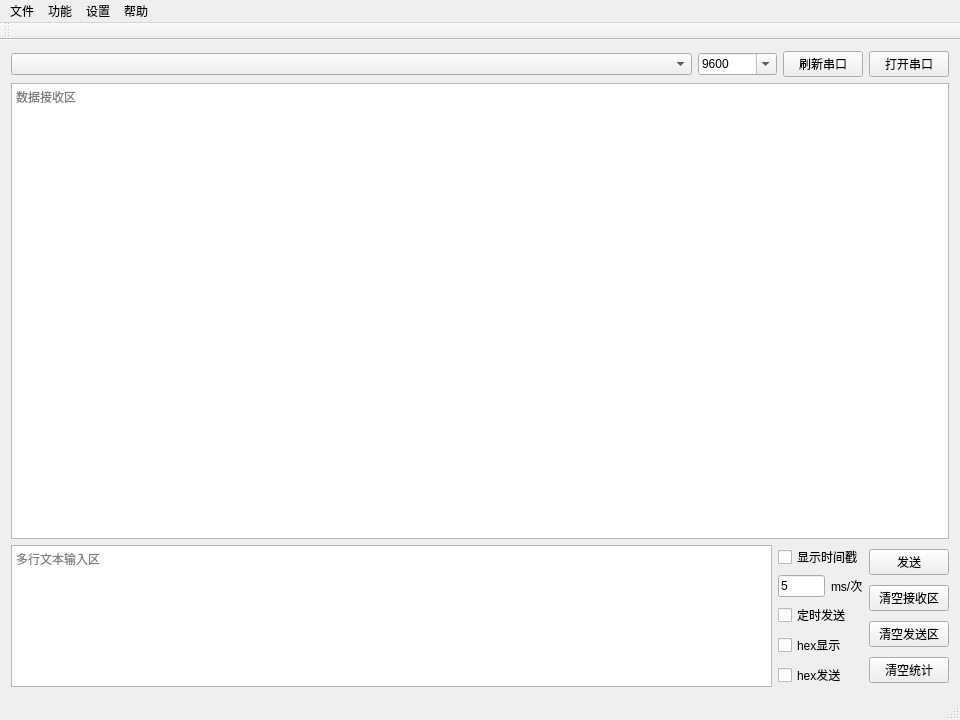
First picture: the form in ComAssistant/mainwindow.ui, repository petertheprocess/ComAssistant, before the edit.
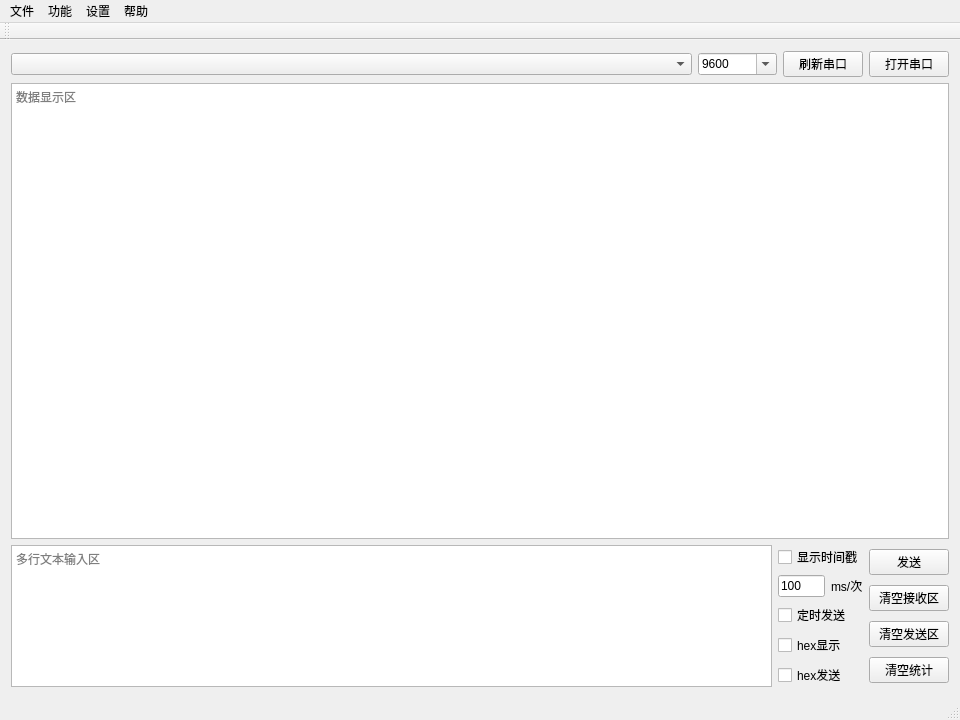
Second picture: the form after the edit.

Patch:
```diff
--- a/ComAssistant/mainwindow.ui
+++ b/ComAssistant/mainwindow.ui
@@ -112,7 +112,7 @@
 &lt;p style=&quot;-qt-paragraph-type:empty; margin-top:0px; margin-bottom:0px; margin-left:0px; margin-right:0px; -qt-block-indent:0; text-indent:0px;&quot;&gt;&lt;br /&gt;&lt;/p&gt;&lt;/body&gt;&lt;/html&gt;</string>
       </property>
       <property name="placeholderText">
-       <string>数据接收区</string>
+       <string>数据显示区</string>
       </property>
      </widget>
     </item>
@@ -148,11 +148,8 @@
          <layout class="QHBoxLayout" name="horizontalLayout">
           <item>
            <widget class="QLineEdit" name="sendInterval">
-            <property name="inputMask">
-             <string>99999</string>
-            </property>
             <property name="text">
-             <string>5</string>
+             <string>100</string>
             </property>
            </widget>
           </item>
```
Left out of the diff: 12 changed lines with no effect on the pictures.
